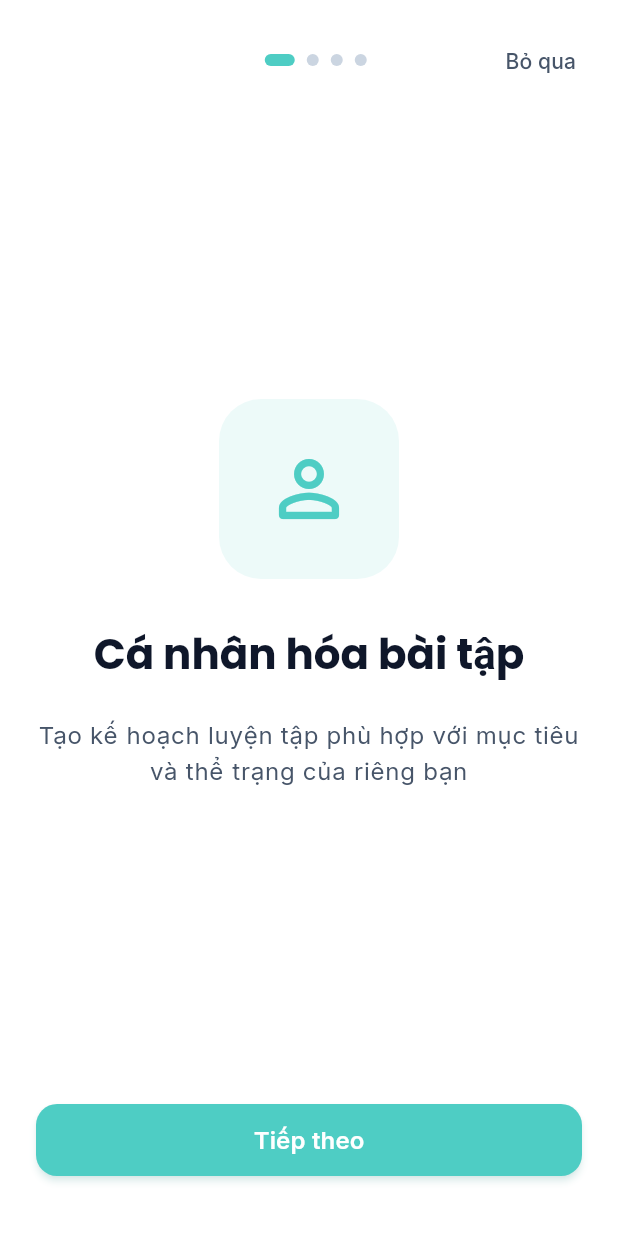
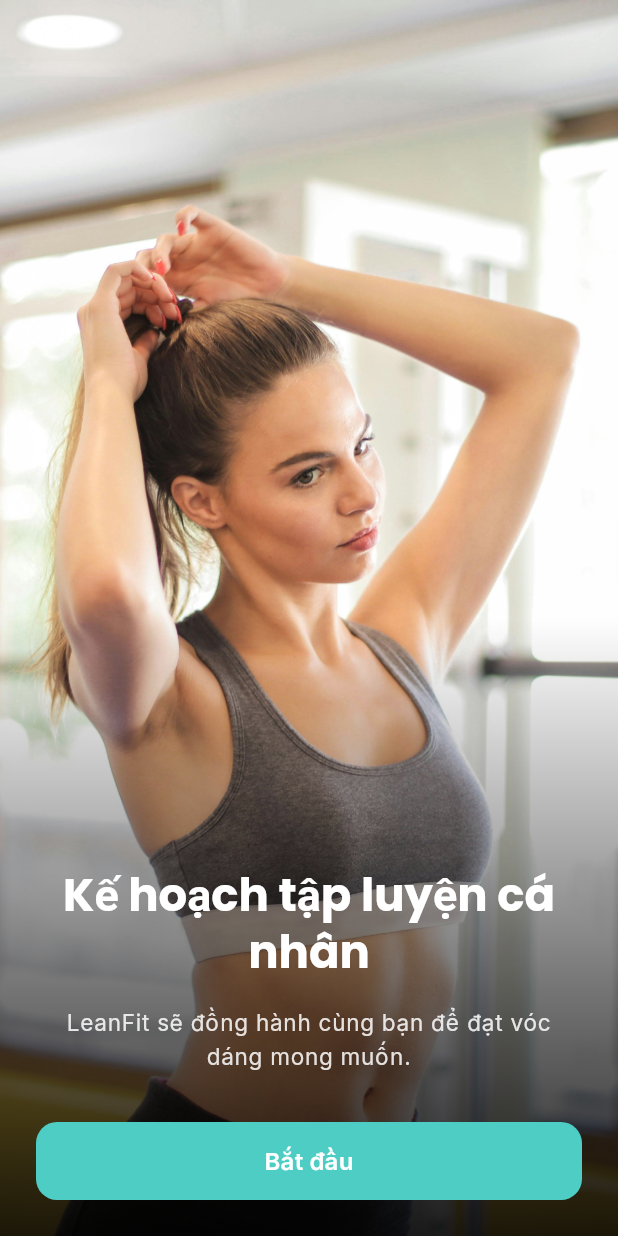
Before and after one commit to DuongVanTam/weight_loss, a Flutter app: the screen it shows after launch, on a phone screen of 412 x 824 dp. Run offline on Flutter 3.47's test engine with Material 3 defaults, Android fonts, the phone set to English and light mode, and no system bars; our stand-ins replace flutter_local_notifications, flutter_riverpod, go_router, google_fonts, shared_preferences, timezone.

Commit message:
Intro page

```diff
--- a/lib/features/onboarding/intro_page.dart
+++ b/lib/features/onboarding/intro_page.dart
@@ -4,11 +4,9 @@ import '../../core/services/local_storage_service.dart';
 import '../../core/router/app_router.dart';
 import '../../theme/app_colors.dart';
 import '../../theme/app_typography.dart';
-import '../../core/constants/app_constants.dart';
-import '../../shared/widgets/primary_button.dart';
 
-/// Intro screen with onboarding slides
-/// Shows 3-4 slides introducing the app features
+/// Intro screen with personalized workout plan message
+/// Shows a single screen with background image and call-to-action
 class IntroPage extends StatefulWidget {
   const IntroPage({super.key});
 
@@ -16,40 +14,56 @@ class IntroPage extends StatefulWidget {
   State<IntroPage> createState() => _IntroPageState();
 }
 
-class _IntroPageState extends State<IntroPage> {
-  final PageController _pageController = PageController();
-  int _currentPage = 0;
+class _IntroPageState extends State<IntroPage> with TickerProviderStateMixin {
+  late AnimationController _animationController;
+  late Animation<double> _slideAnimation;
+  late Animation<double> _fadeAnimation;
 
-  final List<IntroSlide> _slides = [
-    IntroSlide(
-      icon: Icons.person_outline_rounded,
-      title: 'Cá nhân hóa bài tập',
-      description: 'Tạo kế hoạch luyện tập phù hợp với mục tiêu và thể trạng của riêng bạn',
-    ),
-    IntroSlide(
-      icon: Icons.schedule_rounded,
-      title: 'Mỗi ngày một buổi dành riêng cho bạn',
-      description: 'Chỉ cần 15-30 phút mỗi ngày để có một cơ thể khỏe mạnh và vóc dáng lý tưởng',
-    ),
-    IntroSlide(
-      icon: Icons.trending_up_rounded,
-      title: 'Theo dõi tiến bộ & nhắc tập',
-      description: 'Ghi lại quá trình luyện tập và nhận thông báo nhắc nhở để không bỏ lỡ buổi tập nào',
-    ),
-    IntroSlide(
-      icon: Icons.emoji_events_rounded,
-      title: 'Đạt được mục tiêu của bạn',
-      description: 'Với sự kiên trì và kế hoạch phù hợp, bạn sẽ sớm có được kết quả mong muốn',
-    ),
-  ];
+  @override
+  void initState() {
+    super.initState();
+    _setupAnimations();
+    _startAnimation();
+  }
+
+  void _setupAnimations() {
+    _animationController = AnimationController(
+      duration: const Duration(milliseconds: 450),
+      vsync: this,
+    );
+
+    _slideAnimation = Tween<double>(
+      begin: 50.0,
+      end: 0.0,
+    ).animate(CurvedAnimation(
+      parent: _animationController,
+      curve: Curves.easeOut,
+    ));
+
+    _fadeAnimation = Tween<double>(
+      begin: 0.0,
+      end: 1.0,
+    ).animate(CurvedAnimation(
+      parent: _animationController,
+      curve: Curves.easeOut,
+    ));
+  }
+
+  void _startAnimation() {
+    Future.delayed(const Duration(milliseconds: 300), () {
+      if (mounted) {
+        _animationController.forward();
+      }
+    });
+  }
 
   @override
   void dispose() {
-    _pageController.dispose();
+    _animationController.dispose();
     super.dispose();
   }
 
-  Future<void> _handleSkipOrStart() async {
+  Future<void> _handleStart() async {
     // Mark intro as seen
     await LocalStorageService.setHasSeenIntro(true);
 
@@ -59,104 +73,54 @@ class _IntroPageState extends State<IntroPage> {
     context.go(AppRouter.onboarding);
   }
 
-  void _nextPage() {
-    if (_currentPage < _slides.length - 1) {
-      _pageController.nextPage(
-        duration: AppConstants.animationMedium,
-        curve: Curves.easeInOut,
-      );
-    } else {
-      _handleSkipOrStart();
-    }
-  }
-
   @override
   Widget build(BuildContext context) {
     return Scaffold(
       body: SafeArea(
-        child: Column(
+        child: Stack(
           children: [
-            // Header with skip button
-            Padding(
-              padding: const EdgeInsets.all(AppConstants.spacingM),
-              child: Row(
-                mainAxisAlignment: MainAxisAlignment.spaceBetween,
-                children: [
-                  const SizedBox(width: 80), // Balance the skip button
-                  // Page indicator dots
-                  Row(
-                    mainAxisSize: MainAxisSize.min,
-                    children: List.generate(
-                      _slides.length,
-                      (index) => _buildDot(index),
-                    ),
-                  ),
-                  // Skip button
-                  TextButton(
-                    onPressed: _handleSkipOrStart,
-                    child: Text(
-                      'Bỏ qua',
-                      style: AppTypography.labelLarge.copyWith(
-                        color: AppColors.textSecondary,
-                      ),
-                    ),
-                  ),
-                ],
+            // Background image
+            Positioned.fill(
+              child: Image.asset(
+                'assets/images/intro_bg.jpg',
+                fit: BoxFit.cover,
               ),
             ),
 
-            // Slides content
-            Expanded(
-              child: PageView.builder(
-                controller: _pageController,
-                onPageChanged: (index) {
-                  setState(() {
-                    _currentPage = index;
-                  });
-                },
-                itemCount: _slides.length,
-                itemBuilder: (context, index) {
-                  return _buildSlide(_slides[index]);
-                },
+            // Gradient overlay
+            Positioned.fill(
+              child: Container(
+                decoration: const BoxDecoration(
+                  gradient: LinearGradient(
+                    begin: Alignment.center,
+                    end: Alignment.bottomCenter,
+                    colors: [
+                      Colors.transparent,
+                      Colors.black54,
+                      Colors.black87,
+                    ],
+                    stops: [0.0, 0.6, 1.0],
+                  ),
+                ),
               ),
             ),
 
-            // Bottom navigation
-            Padding(
-              padding: const EdgeInsets.all(AppConstants.spacingL),
-              child: Column(
-                children: [
-                  // Main action button
-                  SizedBox(
-                    width: double.infinity,
-                    child: PrimaryButton(
-                      onPressed: _nextPage,
-                      text: _currentPage == _slides.length - 1
-                          ? 'Bắt đầu'
-                          : 'Tiếp theo',
+            // Content
+            Positioned(
+              left: 0,
+              right: 0,
+              bottom: 0,
+              child: AnimatedBuilder(
+                animation: _animationController,
+                builder: (context, child) {
+                  return Transform.translate(
+                    offset: Offset(0, _slideAnimation.value),
+                    child: Opacity(
+                      opacity: _fadeAnimation.value,
+                      child: _buildContent(),
                     ),
-                  ),
-
-                  if (_currentPage < _slides.length - 1) ...[
-                    const SizedBox(height: AppConstants.spacingM),
-                    // Previous button (only show if not on first page)
-                    if (_currentPage > 0)
-                      TextButton(
-                        onPressed: () {
-                          _pageController.previousPage(
-                            duration: AppConstants.animationMedium,
-                            curve: Curves.easeInOut,
-                          );
-                        },
-                        child: Text(
-                          'Quay lại',
-                          style: AppTypography.labelLarge.copyWith(
-                            color: AppColors.textSecondary,
-                          ),
-                        ),
-                      ),
-                  ],
-                ],
+                  );
+                },
               ),
             ),
           ],
@@ -165,80 +129,63 @@ class _IntroPageState extends State<IntroPage> {
     );
   }
 
-  Widget _buildSlide(IntroSlide slide) {
+  Widget _buildContent() {
     return Padding(
-      padding: const EdgeInsets.symmetric(horizontal: AppConstants.spacingL),
+      padding: const EdgeInsets.all(24.0),
       child: Column(
-        mainAxisAlignment: MainAxisAlignment.center,
+        mainAxisSize: MainAxisSize.min,
+        crossAxisAlignment: CrossAxisAlignment.center,
         children: [
-          // Icon
-          Container(
-            width: 120,
-            height: 120,
-            decoration: BoxDecoration(
-              color: AppColors.primary.withValues(alpha: 0.1),
-              borderRadius: BorderRadius.circular(AppConstants.radiusXl),
-            ),
-            child: Icon(
-              slide.icon,
-              size: 60,
-              color: AppColors.primary,
-            ),
-          ),
-
-          const SizedBox(height: AppConstants.spacingXl),
-
           // Title
           Text(
-            slide.title,
-            style: AppTypography.headlineMedium.copyWith(
+            'Kế hoạch tập luyện cá nhân',
+            style: AppTypography.headlineLarge.copyWith(
+              fontSize: 30,
               fontWeight: FontWeight.bold,
-              color: Theme.of(context).colorScheme.onSurface,
+              color: Colors.white,
             ),
             textAlign: TextAlign.center,
           ),
 
-          const SizedBox(height: AppConstants.spacingL),
+          const SizedBox(height: 16),
 
-          // Description
+          // Subtitle
           Text(
-            slide.description,
+            'LeanFit sẽ đồng hành cùng bạn để đạt vóc dáng mong muốn.',
             style: AppTypography.bodyLarge.copyWith(
-              color: Theme.of(context).colorScheme.onSurfaceVariant,
+              fontSize: 15,
+              color: Colors.white.withOpacity(0.85),
               height: 1.5,
             ),
             textAlign: TextAlign.center,
+          ),
+
+          const SizedBox(height: 32),
+
+          // CTA Button
+          SizedBox(
+            width: double.infinity,
+            height: 52,
+            child: FilledButton(
+              onPressed: _handleStart,
+              style: FilledButton.styleFrom(
+                backgroundColor: AppColors.primary,
+                foregroundColor: Colors.white,
+                shape: RoundedRectangleBorder(
+                  borderRadius: BorderRadius.circular(14),
+                ),
+                elevation: 0,
+              ),
+              child: Text(
+                'Bắt đầu',
+                style: AppTypography.buttonText.copyWith(
+                  color: Colors.white,
+                ),
+              ),
+            ),
           ),
         ],
       ),
     );
   }
-
-  Widget _buildDot(int index) {
-    final bool isActive = index == _currentPage;
-
-    return AnimatedContainer(
-      duration: AppConstants.animationFast,
-      margin: const EdgeInsets.symmetric(horizontal: 4),
-      width: isActive ? 20 : 8,
-      height: 8,
-      decoration: BoxDecoration(
-        color: isActive ? AppColors.primary : AppColors.gray300,
-        borderRadius: BorderRadius.circular(4),
-      ),
-    );
-  }
 }
-
-/// Data model for intro slides
-class IntroSlide {
-  final IconData icon;
-  final String title;
-  final String description;
-
-  const IntroSlide({
-    required this.icon,
-    required this.title,
-    required this.description,
-  });
-}
```
Also changed, not shown: assets/images/intro_bg.jpg (added).
